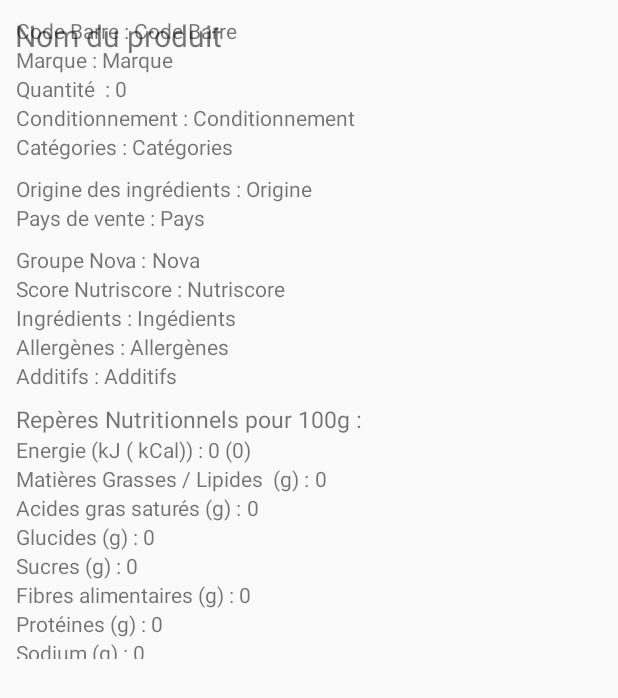
After one commit to Qlecap/Buyornot, an Android app: the layout interface_consultation_produit.xml on its own in the app's theme, with its tools: preview values and no code run, on a phone screen of 412 x 824 dp. The commit adds this screen. Shown: the top 698 px of the screen. Run offline under Robolectric (Android 15) with nearby library versions, the phone set to English and light mode, and no system bars.

Commit message:
Fin creation page consultation

```diff
--- a/app/src/main/res/layout/interface_consultatio_produit.xml
+++ /dev/null
@@ -1,92 +0,0 @@
-<?xml version="1.0" encoding="utf-8"?>
-<android.support.constraint.ConstraintLayout
-    xmlns:android="http://schemas.android.com/apk/res/android"
-    xmlns:tools="http://schemas.android.com/tools"
-    android:layout_width="match_parent"
-    android:layout_height="match_parent">
-
-    <RelativeLayout
-        android:id="@+id/relativeLayout"
-        android:layout_width="match_parent"
-        android:layout_height="50dp"
-        android:orientation="horizontal"
-        android:padding="10dp"
-        tools:layout_editor_absoluteX="8dp"
-        tools:layout_editor_absoluteY="8dp">
-
-        <TextView
-            android:layout_width="wrap_content"
-            android:layout_height="fill_parent"
-            android:layout_alignParentLeft="true"
-            android:text="Consultation du Produit"
-            android:textSize="20sp" />
-        <TextView
-            android:id="@+id/libelleProduit"
-            android:layout_width="wrap_content"
-            android:layout_height="fill_parent"
-            android:layout_alignParentRight="true"
-            android:text="Produit XXX"
-            android:textSize="20sp" />
-
-    </RelativeLayout>
-
-    <RelativeLayout
-        android:layout_width="match_parent"
-        android:layout_height="450dp"
-        android:orientation="horizontal"
-        android:padding="10dp"
-        tools:layout_editor_absoluteX="8dp"
-        tools:layout_editor_absoluteY="58dp">
-
-
-        <LinearLayout
-            android:layout_width="match_parent"
-            android:layout_height="495dp"
-            android:orientation="vertical"
-            android:padding="10dp"
-            tools:layout_editor_absoluteX="8dp"
-            tools:layout_editor_absoluteY="8dp">
-
-            <LinearLayout
-                android:layout_width="match_parent"
-                android:layout_height="wrap_content"
-                android:orientation="horizontal">
-
-                <TextView
-                    android:id="@+id/affCodeBarre"
-                    android:layout_width="wrap_content"
-                    android:layout_height="wrap_content"
-                    android:layout_weight="1"
-                    android:text="Code Barre" />
-
-                <TextView
-                    android:id="@+id/codeBarreProduit"
-                    android:layout_width="wrap_content"
-                    android:layout_height="wrap_content"
-                    android:layout_weight="1"
-                    android:text="Code Barre" />
-            </LinearLayout>
-
-            <LinearLayout
-                android:layout_width="match_parent"
-                android:layout_height="wrap_content"
-                android:orientation="horizontal">
-
-                <TextView
-                    android:id="@+id/affIngredients"
-                    android:layout_width="wrap_content"
-                    android:layout_height="wrap_content"
-                    android:layout_weight="1"
-                    android:text="Ingrédients" />
-
-                <TextView
-                    android:id="@+id/ingredients"
-                    android:layout_width="wrap_content"
-                    android:layout_height="wrap_content"
-                    android:layout_weight="1"
-                    android:text="Ingédients" />
-            </LinearLayout>
-        </LinearLayout>
-
-    </RelativeLayout>
-</android.support.constraint.ConstraintLayout>
--- /dev/null
+++ b/app/src/main/res/layout/interface_consultation_produit.xml
@@ -0,0 +1,428 @@
+<?xml version="1.0" encoding="utf-8"?>
+<android.support.constraint.ConstraintLayout
+    xmlns:android="http://schemas.android.com/apk/res/android"
+    xmlns:tools="http://schemas.android.com/tools"
+    android:layout_width="match_parent"
+    android:layout_height="match_parent">
+
+    <RelativeLayout
+        android:id="@+id/relativeLayout"
+        android:layout_width="match_parent"
+        android:layout_height="50dp"
+        android:orientation="horizontal"
+        android:padding="10dp"
+        tools:layout_editor_absoluteX="8dp"
+        tools:layout_editor_absoluteY="8dp">
+
+        <LinearLayout
+            android:layout_width="match_parent"
+            android:layout_height="match_parent"
+            android:orientation="horizontal">
+            <TextView
+                android:id="@+id/libelleProduit"
+                android:layout_width="match_parent"
+                android:layout_height="wrap_content"
+                android:text="Nom du produit"
+                android:textSize="20sp"   />
+        </LinearLayout>
+
+    </RelativeLayout>
+
+    <RelativeLayout
+        android:layout_width="match_parent"
+        android:layout_height="450dp"
+        android:orientation="horizontal"
+        android:padding="5dp"
+        android:paddingLeft="10dp"
+        tools:layout_editor_absoluteX="8dp"
+        tools:layout_editor_absoluteY="58dp">
+
+
+        <LinearLayout
+            android:layout_width="match_parent"
+            android:layout_height="495dp"
+            android:orientation="vertical"
+            android:padding="5dp"
+            tools:layout_editor_absoluteX="8dp"
+            tools:layout_editor_absoluteY="8dp">
+            <LinearLayout
+                android:layout_width="match_parent"
+                android:layout_height="wrap_content"
+                android:orientation="horizontal">
+                <TextView
+                    android:layout_width="wrap_content"
+                    android:layout_height="wrap_content"
+                    android:text="Code Barre : " />
+                <TextView
+                    android:id="@+id/codeBarreProduit"
+                    android:layout_width="wrap_content"
+                    android:layout_height="wrap_content"
+                    android:layout_weight="1"
+                    android:text="Code Barre" />
+            </LinearLayout>
+            <LinearLayout
+                android:layout_width="match_parent"
+                android:layout_height="wrap_content"
+                android:orientation="horizontal">
+                <TextView
+                    android:layout_width="wrap_content"
+                    android:layout_height="wrap_content"
+                    android:text="Marque : "/>
+                <TextView
+                    android:id="@+id/marque"
+                    android:layout_width="wrap_content"
+                    android:layout_height="wrap_content"
+                    android:layout_weight="1"
+                    android:text="Marque" />
+            </LinearLayout>
+            <LinearLayout
+                android:layout_width="match_parent"
+                android:layout_height="wrap_content"
+                android:orientation="horizontal">
+                <TextView
+                    android:layout_width="wrap_content"
+                    android:layout_height="wrap_content"
+                    android:text="Quantité  : " />
+                <TextView
+                    android:id="@+id/quantite"
+                    android:layout_width="wrap_content"
+                    android:layout_height="wrap_content"
+                    android:layout_weight="1"
+                    android:text="0" />
+            </LinearLayout>
+            <LinearLayout
+                android:layout_width="match_parent"
+                android:layout_height="wrap_content"
+                android:orientation="horizontal">
+                <TextView
+                    android:layout_width="wrap_content"
+                    android:layout_height="wrap_content"
+                    android:text="Conditionnement : "/>
+
+                <TextView
+                    android:id="@+id/conditionnement"
+                    android:layout_width="wrap_content"
+                    android:layout_height="wrap_content"
+                    android:layout_weight="1"
+                    android:text="Conditionnement" />
+            </LinearLayout>
+            <LinearLayout
+                android:layout_width="match_parent"
+                android:layout_height="wrap_content"
+                android:orientation="horizontal">
+
+                <TextView
+                    android:layout_width="wrap_content"
+                    android:layout_height="wrap_content"
+                    android:text="Catégories : "/>
+
+                <TextView
+                    android:id="@+id/categories"
+                    android:layout_width="wrap_content"
+                    android:layout_height="wrap_content"
+                    android:layout_weight="1"
+                    android:text="Catégories" />
+            </LinearLayout>
+
+            <LinearLayout
+                android:layout_width="match_parent"
+                android:layout_height="wrap_content"
+                android:orientation="horizontal">
+                <TextView
+                    android:layout_width="match_parent"
+                    android:layout_height="wrap_content"
+                    android:text=""
+                    android:textSize="6sp" />
+            </LinearLayout>
+
+            <LinearLayout
+                android:layout_width="match_parent"
+                android:layout_height="wrap_content"
+                android:orientation="horizontal">
+                <TextView
+                    android:layout_width="wrap_content"
+                    android:layout_height="wrap_content"
+                    android:text="Origine des ingrédients : "/>
+                <TextView
+                    android:id="@+id/origineIngredients"
+                    android:layout_width="wrap_content"
+                    android:layout_height="wrap_content"
+                    android:layout_weight="1"
+                    android:text="Origine" />
+            </LinearLayout>
+            <LinearLayout
+                android:layout_width="match_parent"
+                android:layout_height="wrap_content"
+                android:orientation="horizontal">
+                <TextView
+                    android:layout_width="wrap_content"
+                    android:layout_height="wrap_content"
+                    android:text="Pays de vente : "/>
+                <TextView
+                    android:id="@+id/paysDeVente"
+                    android:layout_width="wrap_content"
+                    android:layout_height="wrap_content"
+                    android:layout_weight="1"
+                    android:text="Pays" />
+            </LinearLayout>
+
+            <LinearLayout
+                android:layout_width="match_parent"
+                android:layout_height="wrap_content"
+                android:orientation="horizontal">
+                <TextView
+                    android:layout_width="match_parent"
+                    android:layout_height="wrap_content"
+                    android:text=""
+                    android:textSize="6sp" />
+            </LinearLayout>
+
+            <LinearLayout
+                android:layout_width="match_parent"
+                android:layout_height="wrap_content"
+                android:orientation="horizontal">
+
+                <TextView
+                    android:layout_width="wrap_content"
+                    android:layout_height="wrap_content"
+                    android:text="Groupe Nova : " />
+
+                <TextView
+                    android:id="@+id/nova"
+                    android:layout_width="wrap_content"
+                    android:layout_height="wrap_content"
+                    android:layout_weight="1"
+                    android:text="Nova" />
+            </LinearLayout>
+            <LinearLayout
+                android:layout_width="match_parent"
+                android:layout_height="wrap_content"
+                android:orientation="horizontal">
+
+                <TextView
+                    android:layout_width="wrap_content"
+                    android:layout_height="wrap_content"
+                    android:text="Score Nutriscore : " />
+
+                <TextView
+                    android:id="@+id/nutriscore"
+                    android:layout_width="wrap_content"
+                    android:layout_height="wrap_content"
+                    android:layout_weight="1"
+                    android:text="Nutriscore" />
+            </LinearLayout>
+            <LinearLayout
+                android:layout_width="match_parent"
+                android:layout_height="wrap_content"
+                android:orientation="horizontal">
+
+                <TextView
+                    android:layout_width="wrap_content"
+                    android:layout_height="wrap_content"
+                    android:text="Ingrédients : " />
+
+                <TextView
+                    android:id="@+id/ingredients"
+                    android:layout_width="wrap_content"
+                    android:layout_height="wrap_content"
+                    android:layout_weight="1"
+                    android:text="Ingédients" />
+            </LinearLayout>
+            <LinearLayout
+                android:layout_width="match_parent"
+                android:layout_height="wrap_content"
+                android:orientation="horizontal">
+
+                <TextView
+                    android:layout_width="wrap_content"
+                    android:layout_height="wrap_content"
+                    android:text="Allergènes : " />
+
+                <TextView
+                    android:id="@+id/allergenes"
+                    android:layout_width="wrap_content"
+                    android:layout_height="wrap_content"
+                    android:layout_weight="1"
+                    android:text="Allergènes" />
+            </LinearLayout>
+            <LinearLayout
+                android:layout_width="match_parent"
+                android:layout_height="wrap_content"
+                android:orientation="horizontal">
+
+                <TextView
+                    android:layout_width="wrap_content"
+                    android:layout_height="wrap_content"
+                    android:text="Additifs : " />
+
+                <TextView
+                    android:id="@+id/additifs"
+                    android:layout_width="wrap_content"
+                    android:layout_height="wrap_content"
+                    android:layout_weight="1"
+                    android:text="Additifs" />
+            </LinearLayout>
+            <LinearLayout
+                android:layout_width="match_parent"
+                android:layout_height="wrap_content"
+                android:orientation="horizontal">
+
+                <TextView
+                    android:layout_width="match_parent"
+                    android:layout_height="wrap_content"
+                    android:text=""
+                    android:textSize="6sp" />
+
+
+            </LinearLayout>
+            <LinearLayout
+                android:layout_width="match_parent"
+                android:layout_height="wrap_content"
+                android:orientation="horizontal">
+
+                <TextView
+                    android:layout_width="match_parent"
+                    android:layout_height="wrap_content"
+                    android:text="Repères Nutritionnels pour 100g : "
+                    android:textSize="15sp" />
+            </LinearLayout>
+            <LinearLayout
+                android:layout_width="match_parent"
+                android:layout_height="wrap_content"
+                android:orientation="horizontal">
+
+                <TextView
+                    android:layout_width="wrap_content"
+                    android:layout_height="wrap_content"
+                    android:text="Energie (kJ ( kCal)) : "/>
+
+                <TextView
+                    android:id="@+id/energie"
+                    android:layout_width="wrap_content"
+                    android:layout_height="wrap_content"
+                    android:layout_weight="1"
+                    android:text="0 (0)" />
+            </LinearLayout>
+            <LinearLayout
+                android:layout_width="match_parent"
+                android:layout_height="wrap_content"
+                android:orientation="horizontal">
+
+                <TextView
+                    android:layout_width="wrap_content"
+                    android:layout_height="wrap_content"
+                    android:text="Matières Grasses / Lipides  (g) : "/>
+
+                <TextView
+                    android:id="@+id/matGrass"
+                    android:layout_width="wrap_content"
+                    android:layout_height="wrap_content"
+                    android:layout_weight="1"
+                    android:text="0" />
+            </LinearLayout>
+            <LinearLayout
+                android:layout_width="match_parent"
+                android:layout_height="wrap_content"
+                android:orientation="horizontal">
+
+                <TextView
+                    android:layout_width="wrap_content"
+                    android:layout_height="wrap_content"
+                    android:text="Acides gras saturés (g) : "/>
+
+                <TextView
+                    android:id="@+id/acidesGrasStatures"
+                    android:layout_width="wrap_content"
+                    android:layout_height="wrap_content"
+                    android:layout_weight="1"
+                    android:text="0" />
+            </LinearLayout>
+            <LinearLayout
+                android:layout_width="match_parent"
+                android:layout_height="wrap_content"
+                android:orientation="horizontal">
+
+                <TextView
+                    android:layout_width="wrap_content"
+                    android:layout_height="wrap_content"
+                    android:text="Glucides (g) : "/>
+
+                <TextView
+                    android:id="@+id/glucides"
+                    android:layout_width="wrap_content"
+                    android:layout_height="wrap_content"
+                    android:layout_weight="1"
+                    android:text="0" />
+            </LinearLayout>
+            <LinearLayout
+                android:layout_width="match_parent"
+                android:layout_height="wrap_content"
+                android:orientation="horizontal">
+
+                <TextView
+                    android:layout_width="wrap_content"
+                    android:layout_height="wrap_content"
+                    android:text="Sucres (g) : "/>
+
+                <TextView
+                    android:id="@+id/sucres"
+                    android:layout_width="wrap_content"
+                    android:layout_height="wrap_content"
+                    android:layout_weight="1"
+                    android:text="0" />
+            </LinearLayout>
+            <LinearLayout
+                android:layout_width="match_parent"
+                android:layout_height="wrap_content"
+                android:orientation="horizontal">
+
+                <TextView
+                    android:layout_width="wrap_content"
+                    android:layout_height="wrap_content"
+                    android:text="Fibres alimentaires (g) : "/>
+
+                <TextView
+                    android:id="@+id/fibres"
+                    android:layout_width="wrap_content"
+                    android:layout_height="wrap_content"
+                    android:layout_weight="1"
+                    android:text="0" />
+            </LinearLayout>
+            <LinearLayout
+                android:layout_width="match_parent"
+                android:layout_height="wrap_content"
+                android:orientation="horizontal">
+
+                <TextView
+                    android:layout_width="wrap_content"
+                    android:layout_height="wrap_content"
+                    android:text="Protéines (g) : "/>
+
+                <TextView
+                    android:id="@+id/proteines"
+                    android:layout_width="wrap_content"
+                    android:layout_height="wrap_content"
+                    android:layout_weight="1"
+                    android:text="0" />
+            </LinearLayout>
+            <LinearLayout
+                android:layout_width="match_parent"
+                android:layout_height="wrap_content"
+                android:orientation="horizontal">
+
+                <TextView
+                    android:layout_width="wrap_content"
+                    android:layout_height="wrap_content"
+                    android:text="Sodium (g) : "/>
+
+                <TextView
+                    android:id="@+id/sodium"
+                    android:layout_width="wrap_content"
+                    android:layout_height="wrap_content"
+                    android:layout_weight="1"
+                    android:text="0" />
+            </LinearLayout>
+        </LinearLayout>
+
+    </RelativeLayout>
+</android.support.constraint.ConstraintLayout>
--- a/app/src/main/res/layout/row_item.xml
+++ b/app/src/main/res/layout/row_item.xml
@@ -6,7 +6,7 @@
     android:weightSum="2"> <!-- nombre de colonnes -->
 
     <TextView
-        android:id="@+id/textViewProNom"
+        android:id="@+id/proNom"
         android:layout_width="fill_parent"
         android:layout_height="wrap_content"
         android:text="Large Text"
@@ -15,7 +15,7 @@
         android:padding="4dp"
         android:textAppearance="?android:attr/textAppearanceSmall" />
 
-    <TextView android:id="@+id/textViewCodNova"
+    <TextView android:id="@+id/codNova"
         android:layout_width="fill_parent"
         android:layout_height="wrap_content"
         android:text="Large Text"
```
